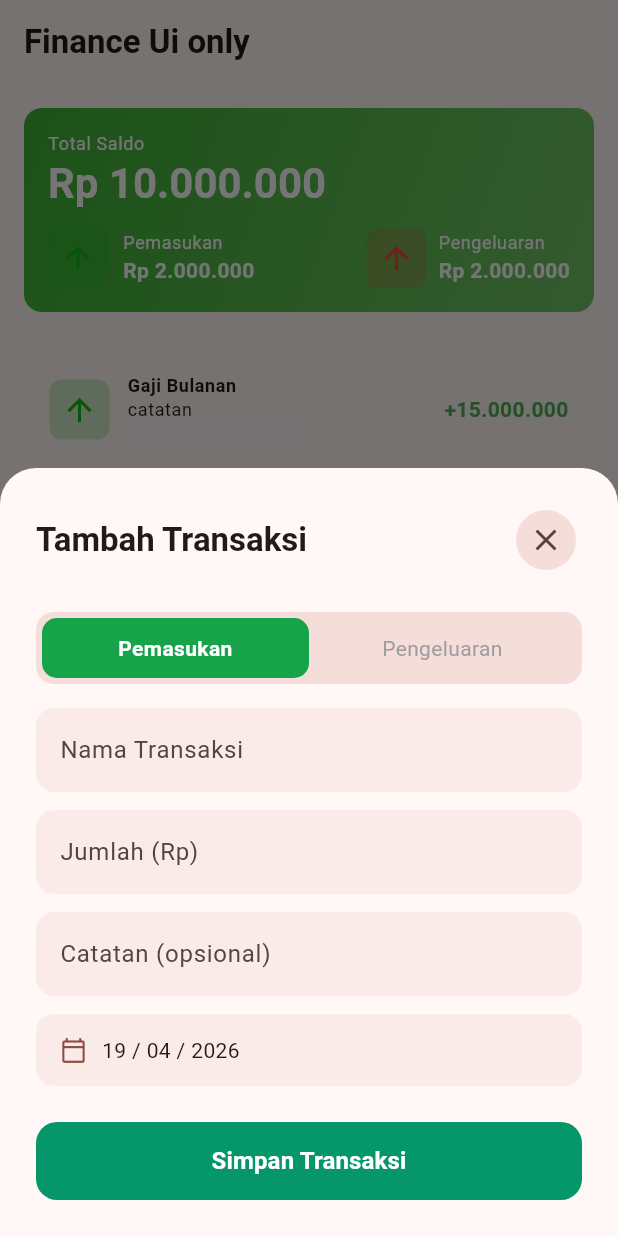
After one commit to nNasq/WRI-Praktikum, a Flutter app: the screen it shows after launch, after a tap on "Tambah", on a phone screen of 412 x 824 dp. The commit adds this screen. Run offline on Flutter 3.47's test engine with Material 3 defaults, Android fonts, the phone set to English and light mode, and no system bars; Roboto replaces fonts that are missing (SF Pro Display).

Commit message:
Week3 Slicing

```diff
--- a/lib/pages/homescreen.dart
+++ b/lib/pages/homescreen.dart
@@ -1,3 +1,4 @@
+import 'package:financeuionly/widgets/addTransactionSheet.dart';
 import 'package:financeuionly/widgets/summaryCard.dart';
 import 'package:financeuionly/widgets/transactionCard.dart';
 import 'package:flutter/material.dart';
@@ -18,7 +19,7 @@ class _HomescreenState extends State<Homescreen> {
       appBar: AppBar(
         title: Text(
           'Finance Ui only',
-            style: theme.textTheme.titleLarge?.copyWith(
+          style: theme.textTheme.titleLarge?.copyWith(
             fontWeight: FontWeight.bold,
           ),
         ),
@@ -31,11 +32,23 @@ class _HomescreenState extends State<Homescreen> {
               children: [
                 SummaryCard(),
                 const SizedBox(height: 16),
-                Transactioncard()
+                Transactioncard(),
               ],
             ),
           ),
-        ),)
+        ),
+      ),
+      floatingActionButton: _buildFab(context),
+    );
+  }
+
+  Widget _buildFab(BuildContext context) {
+    return FloatingActionButton.extended(
+      onPressed: () => Addtransactionsheet.show(context),
+      icon: const Icon(Icons.add, color: Colors.white),
+      label: const Text("Tambah", style: TextStyle(color: Colors.white)),
+      shape: RoundedRectangleBorder(borderRadius: BorderRadius.circular(16)),
+      backgroundColor: const Color.fromARGB(255, 13, 185, 19),
     );
   }
 }
--- /dev/null
+++ b/lib/widgets/addTransactionSheet.dart
@@ -0,0 +1,201 @@
+import 'package:flutter/material.dart';
+
+class Addtransactionsheet extends StatefulWidget {
+  const Addtransactionsheet({super.key});
+
+  static Future<void> show(BuildContext context) {
+    return showModalBottomSheet(
+      context: context,
+      isScrollControlled: true,
+      backgroundColor: Colors.transparent,
+      builder: (_) => Addtransactionsheet(),
+    );
+  }
+
+  @override
+  State<Addtransactionsheet> createState() => _AddtransactionsheetState();
+}
+
+class _AddtransactionsheetState extends State<Addtransactionsheet> {
+  @override
+  Widget build(BuildContext context) {
+    final theme = Theme.of(context);
+    final bottomInset = MediaQuery.of(context).viewInsets.bottom;
+
+    return Container(
+      padding: EdgeInsets.fromLTRB(24, 24, 24, 24 + bottomInset),
+      decoration: BoxDecoration(
+        color: theme.colorScheme.surface,
+        borderRadius: const BorderRadius.vertical(top: Radius.circular(24)),
+      ),
+      child: Form(
+        child: Column(
+          mainAxisSize: MainAxisSize.min,
+          crossAxisAlignment: CrossAxisAlignment.start,
+          children: [
+            _buildHeader(theme),
+            const SizedBox(height: 24),
+            _buildTypeToggle(theme),
+            const SizedBox(height: 16),
+            _buildTextField(
+              label: 'Nama Transaksi',
+              hint: 'mis. Gaji, Makan siang...',
+            ),
+            const SizedBox(height: 12),
+            _buildTextField(
+              label: 'Jumlah (Rp)',
+              hint: '0',
+              keyboardType: TextInputType.number,
+            ),
+            const SizedBox(height: 12),
+            _buildTextField(
+              label: 'Catatan (opsional)',
+              hint: 'Tambahkan catatan...',
+            ),
+            const SizedBox(height: 12),
+            _buildDatePicker(theme),
+            const SizedBox(height: 24),
+            _buildSubmitButton(theme),
+          ],
+        ),
+      ),
+    );
+  }
+
+  Widget _buildHeader(ThemeData theme) {
+    return Row(
+      children: [
+        Text(
+          'Tambah Transaksi',
+          style: theme.textTheme.titleLarge?.copyWith(
+            fontWeight: FontWeight.bold,
+          ),
+        ),
+        const Spacer(),
+        IconButton(
+          onPressed: () => Navigator.of(context).pop(),
+          icon: const Icon(Icons.close),
+          style: IconButton.styleFrom(
+            backgroundColor: theme.colorScheme.surfaceVariant,
+          ),
+        ),
+      ],
+    );
+  }
+
+  Widget _buildTypeToggle(ThemeData theme) {
+    return Container(
+      decoration: BoxDecoration(
+        color: theme.colorScheme.surfaceVariant,
+        borderRadius: BorderRadius.circular(12),
+      ),
+      padding: const EdgeInsets.all(4),
+      child: Row(
+        children: [
+          Expanded(
+            child: Container(
+              padding: const EdgeInsets.symmetric(vertical: 10),
+              decoration: BoxDecoration(
+                color: const Color(0xFF16A34A),
+                borderRadius: BorderRadius.circular(10),
+              ),
+              child: const Text(
+                'Pemasukan',
+                textAlign: TextAlign.center,
+                style: TextStyle(
+                  color: Colors.white,
+                  fontWeight: FontWeight.bold,
+                  fontSize: 14,
+                ),
+              ),
+            ),
+          ),
+          Expanded(
+            child: Container(
+              padding: const EdgeInsets.symmetric(vertical: 10),
+              decoration: BoxDecoration(
+                color: Colors.transparent,
+                borderRadius: BorderRadius.circular(10),
+              ),
+              child: const Text(
+                'Pengeluaran',
+                textAlign: TextAlign.center,
+                style: TextStyle(
+                  color: Colors.grey,
+                  fontWeight: FontWeight.normal,
+                  fontSize: 14,
+                ),
+              ),
+            ),
+          ),
+        ],
+      ),
+    );
+  }
+
+  Widget _buildTextField({
+    required String label,
+    required String hint,
+    TextInputType? keyboardType,
+  }) {
+    final theme = Theme.of(context);
+    return TextFormField(
+      keyboardType: keyboardType,
+      decoration: InputDecoration(
+        labelText: label,
+        hintText: hint,
+        filled: true,
+        fillColor: theme.colorScheme.surfaceVariant.withOpacity(0.5),
+        border: OutlineInputBorder(
+          borderRadius: BorderRadius.circular(12),
+          borderSide: BorderSide.none,
+        ),
+        focusedBorder: OutlineInputBorder(
+          borderRadius: BorderRadius.circular(12),
+          borderSide: BorderSide(color: theme.colorScheme.primary),
+        ),
+      ),
+    );
+  }
+
+  Widget _buildDatePicker(ThemeData theme) {
+    return Container(
+      padding: const EdgeInsets.symmetric(horizontal: 16, vertical: 14),
+      decoration: BoxDecoration(
+        color: theme.colorScheme.surfaceVariant.withOpacity(0.5),
+        borderRadius: BorderRadius.circular(12),
+      ),
+      child: Row(
+        children: [
+          Icon(
+            Icons.calendar_today_outlined,
+            size: 18,
+            color: theme.colorScheme.primary,
+          ),
+          const SizedBox(width: 10),
+          const Text('19 / 04 / 2026'),
+        ],
+      ),
+    );
+  }
+
+  Widget _buildSubmitButton(ThemeData theme) {
+    return SizedBox(
+      width: double.infinity,
+      height: 52,
+      child: FilledButton(
+        onPressed: () {},
+        style: FilledButton.styleFrom(
+          backgroundColor: const Color(0xFF059669),
+          shape: RoundedRectangleBorder(
+            borderRadius: BorderRadius.circular(14),
+          ),
+        ),
+        child: const Text(
+          'Simpan Transaksi',
+          style: TextStyle(fontWeight: FontWeight.bold, fontSize: 16),
+        ),
+      ),
+    );
+  }
+}
```
Also changed, not shown: lib/widgets/summaryCard.dart (+2 -6 lines), lib/widgets/transactionCard.dart (+10 -6 lines), pubspec.lock.
